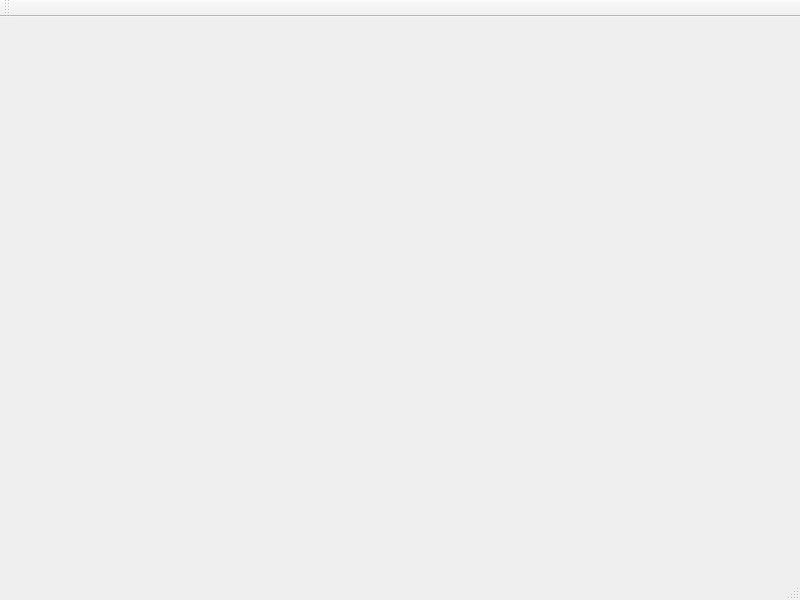
The window that mainwindow.ui (ThyberZee/earthdefense) describes before a commit, drawn with Qt 5.
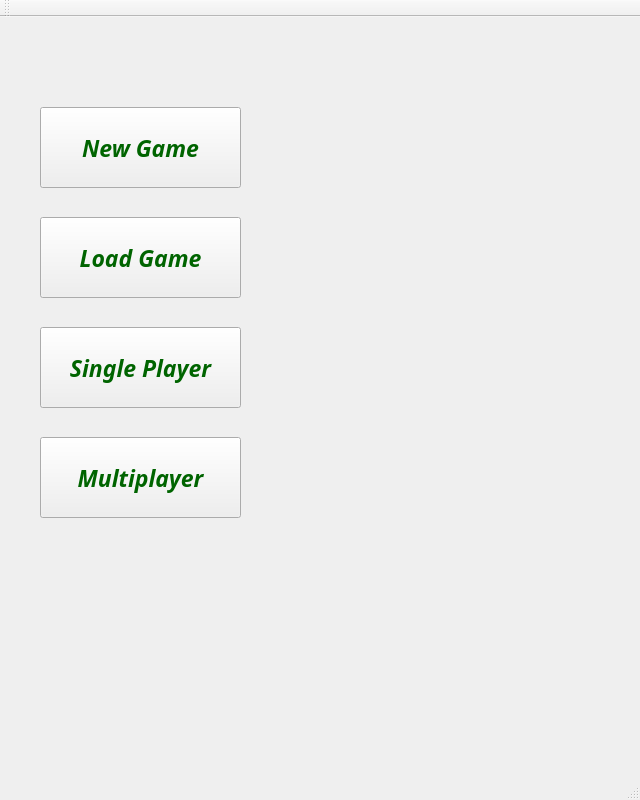
The same window after the commit. Icons and pictures are not drawn.

Commit message: Worked on GUI and cleaned up a few things -> succesful compile

What changed in the file:
```diff
--- a/mainwindow.ui
+++ b/mainwindow.ui
@@ -6,8 +6,8 @@
    <rect>
     <x>0</x>
     <y>0</y>
-    <width>800</width>
-    <height>600</height>
+    <width>640</width>
+    <height>800</height>
    </rect>
   </property>
   <property name="windowTitle">
@@ -16,7 +16,131 @@
   <property name="styleSheet">
    <string notr="true">background-image: url(:resources/images/space.jpg)</string>
   </property>
-  <widget class="QWidget" name="centralWidget"/>
+  <widget class="QWidget" name="centralWidget">
+   <widget class="QLabel" name="label">
+    <property name="geometry">
+     <rect>
+      <x>10</x>
+      <y>0</y>
+      <width>631</width>
+      <height>61</height>
+     </rect>
+    </property>
+    <property name="text">
+     <string/>
+    </property>
+    <property name="pixmap">
+     <pixmap resource="resources.qrc">:/resources/images/Logo.png</pixmap>
+    </property>
+    <property name="scaledContents">
+     <bool>true</bool>
+    </property>
+   </widget>
+   <widget class="QPushButton" name="pushButton">
+    <property name="geometry">
+     <rect>
+      <x>40</x>
+      <y>90</y>
+      <width>201</width>
+      <height>81</height>
+     </rect>
+    </property>
+    <property name="font">
+     <font>
+      <family>Courier 10 Pitch</family>
+      <pointsize>17</pointsize>
+      <weight>75</weight>
+      <italic>true</italic>
+      <bold>true</bold>
+      <underline>false</underline>
+     </font>
+    </property>
+    <property name="styleSheet">
+     <string notr="true">color:darkgreen</string>
+    </property>
+    <property name="text">
+     <string>New Game</string>
+    </property>
+   </widget>
+   <widget class="QPushButton" name="pushButton_2">
+    <property name="geometry">
+     <rect>
+      <x>40</x>
+      <y>200</y>
+      <width>201</width>
+      <height>81</height>
+     </rect>
+    </property>
+    <property name="font">
+     <font>
+      <family>Courier 10 Pitch</family>
+      <pointsize>17</pointsize>
+      <weight>75</weight>
+      <italic>true</italic>
+      <bold>true</bold>
+      <underline>false</underline>
+     </font>
+    </property>
+    <property name="styleSheet">
+     <string notr="true">color:darkgreen</string>
+    </property>
+    <property name="text">
+     <string>Load Game</string>
+    </property>
+   </widget>
+   <widget class="QPushButton" name="pushButton_3">
+    <property name="geometry">
+     <rect>
+      <x>40</x>
+      <y>310</y>
+      <width>201</width>
+      <height>81</height>
+     </rect>
+    </property>
+    <property name="font">
+     <font>
+      <family>Courier 10 Pitch</family>
+      <pointsize>17</pointsize>
+      <weight>75</weight>
+      <italic>true</italic>
+      <bold>true</bold>
+      <underline>false</underline>
+     </font>
+    </property>
+    <property name="styleSheet">
+     <string notr="true">color:darkgreen</string>
+    </property>
+    <property name="text">
+     <string>Single Player</string>
+    </property>
+   </widget>
+   <widget class="QPushButton" name="pushButton_4">
+    <property name="geometry">
+     <rect>
+      <x>40</x>
+      <y>420</y>
+      <width>201</width>
+      <height>81</height>
+     </rect>
+    </property>
+    <property name="font">
+     <font>
+      <family>Courier 10 Pitch</family>
+      <pointsize>17</pointsize>
+      <weight>75</weight>
+      <italic>true</italic>
+      <bold>true</bold>
+      <underline>false</underline>
+     </font>
+    </property>
+    <property name="styleSheet">
+     <string notr="true">color:darkgreen</string>
+    </property>
+    <property name="text">
+     <string>Multiplayer</string>
+    </property>
+   </widget>
+  </widget>
   <widget class="QMenuBar" name="menuBar">
    <property name="geometry">
     <rect>
```
Left out of the diff: 6 changed lines with no effect on the pictures. The commit also changes 6 other files.
